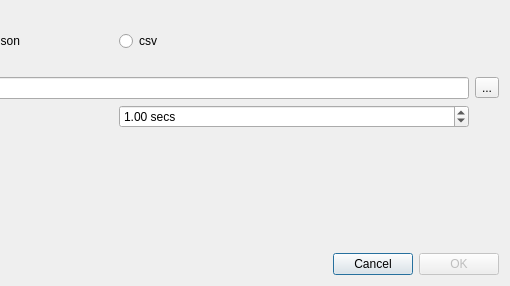
Old version of the form src/simulationprogressdialog.ui in the repository hobrasoft/simul6; both pictures show x 249 to 759 and y 0 to 286 of the 759 by 286 pixel window.
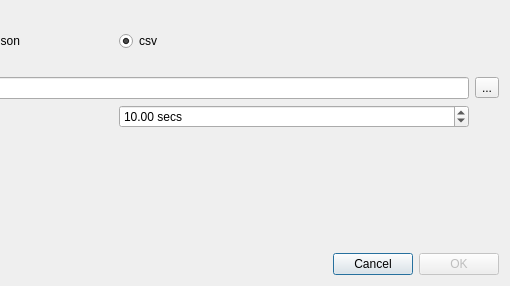
New version of the form.

Commit message: Upravené výchozí hodnoty ve formuláři SimulationProgressDialog

Diff of the .ui file:
```diff
--- a/src/simulationprogressdialog.ui
+++ b/src/simulationprogressdialog.ui
@@ -37,6 +37,9 @@
          <property name="text">
           <string>csv</string>
          </property>
+         <property name="checked">
+          <bool>true</bool>
+         </property>
         </widget>
        </item>
       </layout>
@@ -88,7 +91,7 @@
         <double>100.000000000000000</double>
        </property>
        <property name="value">
-        <double>1.000000000000000</double>
+        <double>10.000000000000000</double>
        </property>
       </widget>
      </item>
```
